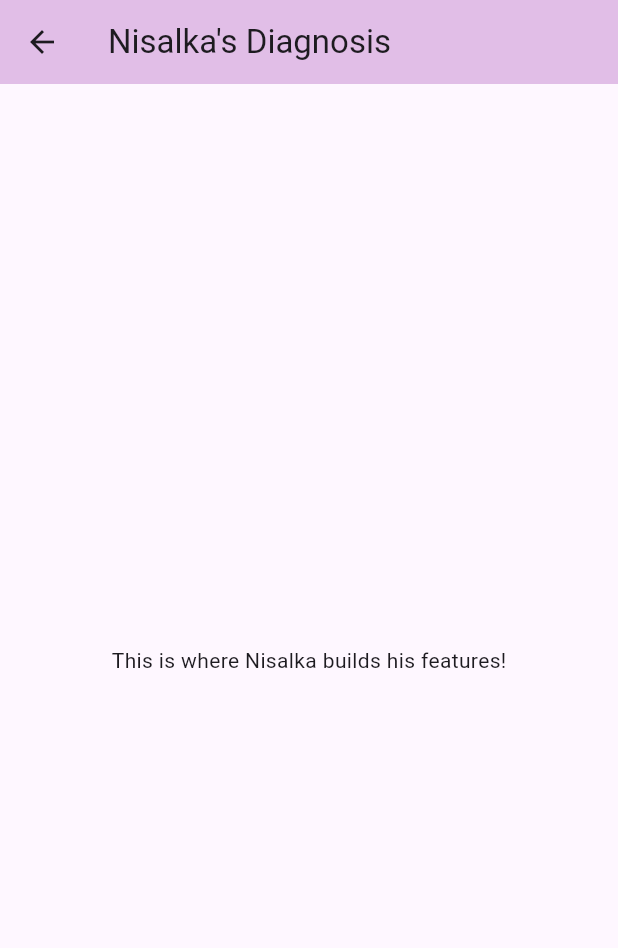
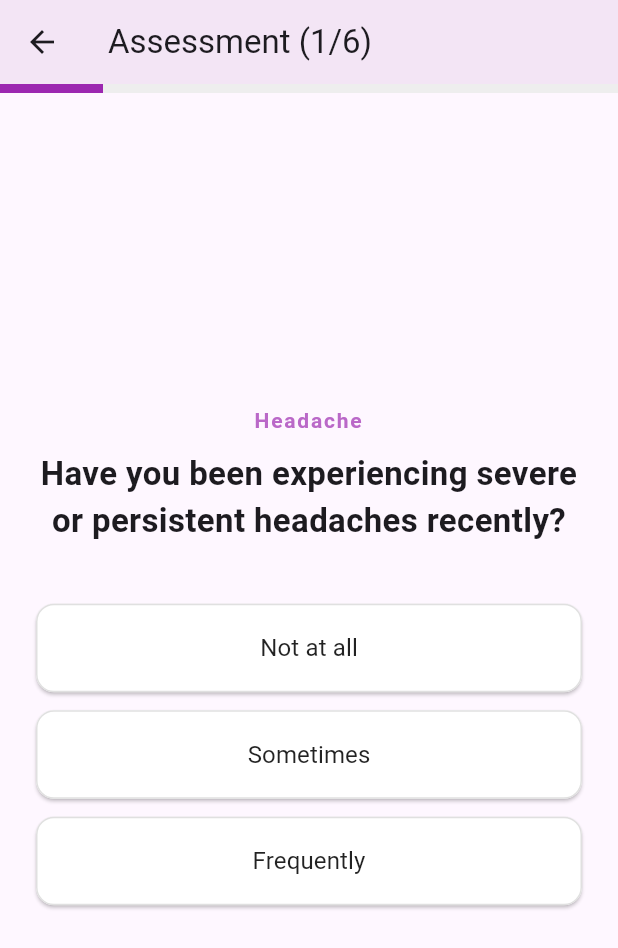
Before and after one commit to pulasthiBuddikaGit/PregAssist, a Flutter app: the screen it shows after launch, item 2 of the bottom bar chosen, after a tap on "Go to Diagnosis", on a phone screen of 412 x 824 dp. Shown: the top 948 px of the screen. Run offline on Flutter 3.47's test engine with Material 3 defaults, Android fonts, the phone set to English and light mode, and no system bars.

Commit message:
commit 2

```diff
--- a/pregassist/lib/main.dart
+++ b/pregassist/lib/main.dart
@@ -4,8 +4,7 @@ import 'package:flutter/material.dart';
 import 'screens/common/main_wrapper.dart';
 
 // 2. Import "Deep" screens (Pages that hide the navbar)
-import 'screens/nisalka/diagnosis_screen.dart';
-// import 'screens/Teammate1/some_other_screen.dart';
+import 'screens/nisalka/diagnosis_wizard.dart';
 
 void main() {
   runApp(const MyApp());
@@ -31,7 +30,7 @@ class MyApp extends StatelessWidget {
         '/': (context) => const MainWrapper(),
 
         // Deep Screen: When you go here, the Bottom Bar disappears
-        '/diagnosis': (context) => const DiagnosisScreen(),
+        '/EmergencyDiagnosis': (context) => const DiagnosisWizard(),
 
         // Add other standalone screens here
         // '/login': (context) => const LoginScreen(),
--- a/pregassist/lib/screens/common/main_wrapper.dart
+++ b/pregassist/lib/screens/common/main_wrapper.dart
@@ -48,7 +48,7 @@ class _MainWrapperState extends State<MainWrapper> {
           //   label: 'Physical',
           // ),
           BottomNavigationBarItem(
-            icon: Icon(Icons.book), // Or whatever icon fits your feature
+            icon: Icon(Icons.book),
             label: 'Emergency',
           ),
           BottomNavigationBarItem(
--- a/pregassist/lib/screens/nisalka/diagnosis_screen.dart
+++ /dev/null
@@ -1,18 +0,0 @@
-import 'package:flutter/material.dart';
-
-class DiagnosisScreen extends StatelessWidget {
-  const DiagnosisScreen({super.key});
-
-  @override
-  Widget build(BuildContext context) {
-    return Scaffold(
-      appBar: AppBar(
-        title: const Text("Nisalka's Diagnosis"),
-        backgroundColor: Colors.purple[100], // distinct color to know it's yours
-      ),
-      body: const Center(
-        child: Text("This is where Nisalka builds his features!"),
-      ),
-    );
-  }
-}
--- /dev/null
+++ b/pregassist/lib/screens/nisalka/diagnosis_wizard.dart
@@ -0,0 +1,233 @@
+import 'package:flutter/material.dart';
+import 'diagnosis_result_screen.dart';
+
+// IMPORTANT: This import path matches your file structure screenshot
+import '../../services/expert_system.dart';
+
+class DiagnosisWizard extends StatefulWidget {
+  const DiagnosisWizard({super.key});
+
+  @override
+  State<DiagnosisWizard> createState() => _DiagnosisWizardState();
+}
+
+class _DiagnosisWizardState extends State<DiagnosisWizard> {
+  final PageController _pageController = PageController();
+  int _currentIndex = 0;
+
+  // Question List
+  final List<Map<String, dynamic>> _questions = [
+    {
+      "title": "Headache",
+      "question": "Have you been experiencing severe or persistent headaches recently?",
+      "options": ["Not at all", "Sometimes", "Frequently"],
+    },
+    {
+      "title": "Visual Disturbances",
+      "question": "Have you had any trouble with your vision (blurriness/flashes)?",
+      "options": ["Not at all", "Sometimes", "Frequently"],
+    },
+    {
+      "title": "Heavy Bleeding",
+      "question": "Have you noticed any heavy vaginal bleeding (soaking through pads)?",
+      "options": ["Not at all", "Sometimes", "Frequently"],
+    },
+    {
+      "title": "Abdominal Pain",
+      "question": "Are you feeling any severe pain in your stomach or pelvic area?",
+      "options": ["Not at all", "Sometimes", "Frequently"],
+    },
+    {
+      "title": "Foul Discharge",
+      "question": "Have you noticed any unusual or bad-smelling vaginal discharge?",
+      "options": ["Not at all", "Sometimes", "Frequently"],
+    },
+    {
+      "title": "Leaking Fluid",
+      "question": "Have you experienced any sudden or continuous leaking of watery fluid?",
+      "options": ["Not at all", "Sometimes", "Frequently"],
+    },
+  ];
+
+  late List<int> _selectedAnswers;
+
+  @override
+  void initState() {
+    super.initState();
+    // Initialize answers with -1 (meaning "not answered yet")
+    _selectedAnswers = List.filled(_questions.length, -1);
+  }
+
+  void _nextPage() {
+    if (_currentIndex < _questions.length - 1) {
+      _pageController.nextPage(
+        duration: const Duration(milliseconds: 300),
+        curve: Curves.easeInOut,
+      );
+    } else {
+      _finishDiagnosis();
+    }
+  }
+
+  void _finishDiagnosis() {
+    // Check if all questions are answered
+    if (_selectedAnswers.contains(-1)) {
+      ScaffoldMessenger.of(context).showSnackBar(
+        const SnackBar(
+          content: Text("Please answer all questions before finishing."),
+          backgroundColor: Colors.red,
+        ),
+      );
+      return;
+    }
+
+    // --- 1. HARDCODED VITALS ---
+    // These simulate data coming from your other model.
+    // Try changing these to test! (e.g., sbp: 150 for Preeclampsia)
+    Map<String, dynamic> patientData = {
+      'BP_Systolic': 120,
+      'BP_Diastolic': 80,
+      'Heart_Rate': 75,
+      'Blood_Glucose': 90,
+      'GestationalWeek': 30,
+    };
+
+    // --- 2. ADD USER ANSWERS TO DATA ---
+    // The user's answers (0, 1, 2) map directly to the Expert System logic
+    // Index 0=Headache, 1=Visual, 2=Bleeding, 3=Pain, 4=Discharge, 5=Fluid
+
+    patientData['Headache'] = _selectedAnswers[0];
+    patientData['VisualDisturbance'] = _selectedAnswers[1];
+    patientData['HeavyBleeding'] = _selectedAnswers[2];
+    patientData['AbdominalPain'] = _selectedAnswers[3];
+    patientData['FoulDischarge'] = _selectedAnswers[4];
+    patientData['LeakingFluid'] = _selectedAnswers[5];
+
+    // --- 3. CALL THE EXPERT SYSTEM ---
+    MaternalHealthExpertSystem expertSystem = MaternalHealthExpertSystem();
+
+    // Get the result (List containing [Diagnosis, Reasoning])
+    List<String> results = expertSystem.evaluatePatient(patientData);
+
+    String diagnosis = results[0];
+    String reasoning = results[1];
+
+    // --- 4. NAVIGATE TO RESULTS ---
+    Navigator.pushReplacement(
+      context,
+      MaterialPageRoute(
+        builder: (context) => DiagnosisResultScreen(
+          diagnosis: diagnosis,
+          reasoning: reasoning,
+        ),
+      ),
+    );
+  }
+
+  @override
+  Widget build(BuildContext context) {
+    return Scaffold(
+      appBar: AppBar(
+        title: Text("Assessment (${_currentIndex + 1}/${_questions.length})"),
+        backgroundColor: Colors.purple[50],
+      ),
+      body: Column(
+        children: [
+          // Progress Bar
+          LinearProgressIndicator(
+            value: (_currentIndex + 1) / _questions.length,
+            backgroundColor: Colors.grey[200],
+            color: Colors.purple,
+            minHeight: 6,
+          ),
+          Expanded(
+            child: PageView.builder(
+              controller: _pageController,
+              physics: const NeverScrollableScrollPhysics(), // Disable swipe
+              onPageChanged: (index) {
+                setState(() => _currentIndex = index);
+              },
+              itemCount: _questions.length,
+              itemBuilder: (context, index) {
+                return _buildQuestionCard(index);
+              },
+            ),
+          ),
+        ],
+      ),
+    );
+  }
+
+  Widget _buildQuestionCard(int index) {
+    final questionData = _questions[index];
+    final options = questionData['options'] as List<String>;
+
+    return Padding(
+      padding: const EdgeInsets.all(24.0),
+      child: Column(
+        mainAxisAlignment: MainAxisAlignment.center,
+        crossAxisAlignment: CrossAxisAlignment.stretch,
+        children: [
+          // Symptom Title
+          Text(
+            questionData['title'],
+            style: TextStyle(
+              fontSize: 14,
+              fontWeight: FontWeight.bold,
+              color: Colors.purple[300],
+              letterSpacing: 1.2
+            ),
+            textAlign: TextAlign.center,
+          ),
+          const SizedBox(height: 10),
+
+          // Question Text
+          Text(
+            questionData['question'],
+            style: const TextStyle(fontSize: 22, fontWeight: FontWeight.bold),
+            textAlign: TextAlign.center,
+          ),
+          const SizedBox(height: 40),
+
+          // Options Buttons (0, 1, 2)
+          ...List.generate(3, (optionIndex) {
+            bool isSelected = _selectedAnswers[index] == optionIndex;
+
+            return Padding(
+              padding: const EdgeInsets.only(bottom: 12.0),
+              child: ElevatedButton(
+                onPressed: () {
+                  setState(() {
+                    _selectedAnswers[index] = optionIndex;
+                  });
+                  // Auto-advance after a short delay
+                  Future.delayed(const Duration(milliseconds: 250), _nextPage);
+                },
+                style: ElevatedButton.styleFrom(
+                  backgroundColor: isSelected ? Colors.purple : Colors.white,
+                  foregroundColor: isSelected ? Colors.white : Colors.black87,
+                  elevation: isSelected ? 4 : 1,
+                  side: BorderSide(
+                    color: isSelected ? Colors.purple : Colors.grey.shade300,
+                    width: isSelected ? 2 : 1,
+                  ),
+                  padding: const EdgeInsets.symmetric(vertical: 18),
+                  shape: RoundedRectangleBorder(
+                    borderRadius: BorderRadius.circular(12),
+                  ),
+                ),
+                child: Text(
+                  options[optionIndex],
+                  style: TextStyle(
+                    fontSize: 16,
+                    fontWeight: isSelected ? FontWeight.bold : FontWeight.normal,
+                  ),
+                ),
+              ),
+            );
+          }),
+        ],
+      ),
+    );
+  }
+}
--- a/pregassist/lib/screens/nisalka/nisalka_dashboard.dart
+++ b/pregassist/lib/screens/nisalka/nisalka_dashboard.dart
@@ -31,7 +31,7 @@ class NisalkaDashboard extends StatelessWidget {
               onPressed: () {
                 // This triggers the route defined in main.dart
                 // The Bottom Navigation Bar will disappear on the new screen
-                Navigator.pushNamed(context, '/diagnosis');
+                Navigator.pushNamed(context, '/EmergencyDiagnosis');
               },
             ),
           ],
```
Also changed, not shown: pregassist/lib/screens/nisalka/diagnosis_result_screen.dart (added, +121 -0 lines).
